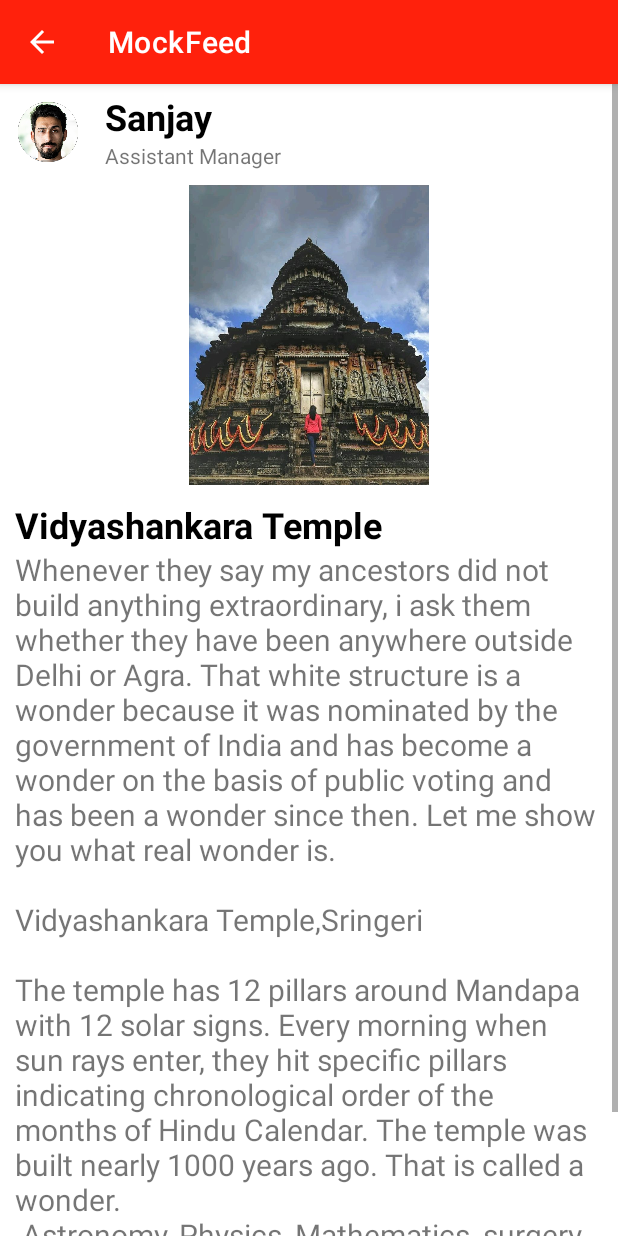
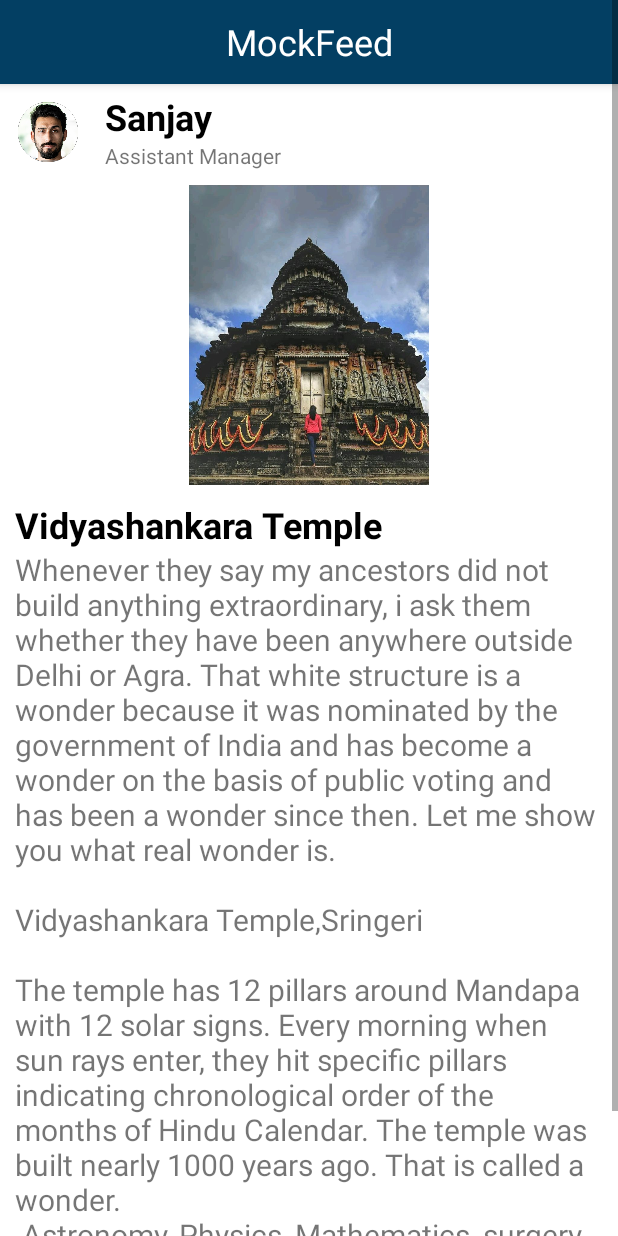
Before and after one commit to GammaBurst101/MockFeed, an Android app: the PostActivity screen opened directly, with no data from a screen before it, on a phone screen of 412 x 824 dp. Run offline under Robolectric (Android 15) with nearby library versions, the phone set to English and light mode, and no system bars.

Commit message:
Use toolbar as the default action bar

```diff
--- a/app/src/main/java/com/prasoon/mockfeed/MainActivity.java
+++ b/app/src/main/java/com/prasoon/mockfeed/MainActivity.java
@@ -7,6 +7,7 @@ import android.view.MenuItem;
 import androidx.annotation.NonNull;
 import androidx.appcompat.app.ActionBarDrawerToggle;
 import androidx.appcompat.app.AppCompatActivity;
+import androidx.appcompat.widget.Toolbar;
 import androidx.drawerlayout.widget.DrawerLayout;
 import androidx.recyclerview.widget.LinearLayoutManager;
 import androidx.recyclerview.widget.RecyclerView;
@@ -15,12 +16,20 @@ import java.util.Objects;
 
 public class MainActivity extends AppCompatActivity {
 
-    ActionBarDrawerToggle drawerToggle;
+    private ActionBarDrawerToggle drawerToggle;
 
     @Override
     protected void onCreate(Bundle savedInstanceState) {
         super.onCreate(savedInstanceState);
         setContentView(R.layout.activity_main);
+
+        Toolbar toolbar = findViewById(R.id.toolbar);
+
+        //Set toolbar as the action bar
+        setSupportActionBar(toolbar);
+
+        //Remove the default text because we'll be using a textview instead
+        Objects.requireNonNull(getSupportActionBar()).setDisplayShowTitleEnabled(false);
 
         //Implement the navigation drawer
         DrawerLayout drawerLayout = findViewById(R.id.drawer_layout);
--- a/app/src/main/java/com/prasoon/mockfeed/PostActivity.java
+++ b/app/src/main/java/com/prasoon/mockfeed/PostActivity.java
@@ -8,6 +8,8 @@ import android.os.Bundle;
 import android.widget.ImageView;
 import android.widget.TextView;
 
+import java.util.Objects;
+
 public class PostActivity extends AppCompatActivity {
 
     @Override
@@ -16,6 +18,12 @@ public class PostActivity extends AppCompatActivity {
         setContentView(R.layout.activity_post);
         Intent intent = getIntent();
         int position = intent.getIntExtra("position", 0);//Get the position of the post which was tapped
+
+        //Set toolbar as the action bar
+        setSupportActionBar(findViewById(R.id.toolbar));
+
+        // Remove the default text because we'll be using a textview instead
+        Objects.requireNonNull(getSupportActionBar()).setDisplayShowTitleEnabled(false);
 
         //Get the post's specific information to be displayed to the user
         ImageView profilePic = findViewById(R.id.profile_pic), postPic = findViewById(R.id.post_pic);
@@ -30,5 +38,13 @@ public class PostActivity extends AppCompatActivity {
         postPic.setImageDrawable(ResourcesCompat.getDrawable(getResources(), Adapter.postPics.getResourceId(position, 0), getTheme()));
         postTitle.setText(Adapter.postTitles[position]);
         postDesc.setText(postDescriptions[position]);
+
+        /*
+        Exclude the toolbar and the status bar from the enter transition of the post activity
+        This prevents them from 'blinking'/'flickering' when another activity is launched
+        * */
+        getWindow().getEnterTransition().excludeTarget(android.R.id.statusBarBackground, true);
+        getWindow().getEnterTransition().excludeTarget(R.id.customToolbar, true);
+
     }
 }
--- a/app/src/main/res/layout/activity_main.xml
+++ b/app/src/main/res/layout/activity_main.xml
@@ -11,6 +11,15 @@
         android:layout_width="match_parent"
         android:layout_height="match_parent">
 
+        <!-- Had to give id here so that when recyclerview would constraint its top to
+        the bottom of toolbar, it can ref this id.
+        For some reason, @+id/toolbar of @layout/toolbar.xml was not working, though it was
+        detecting it as a valid ID.
+        Also, if I don't constraint the RV, then it renders behind the toolbar as well -->
+        <include
+            android:id="@+id/customToolbar"
+            layout="@layout/toolbar" />
+
         <androidx.recyclerview.widget.RecyclerView
             android:id="@+id/recyclerview"
             android:layout_width="0dp"
@@ -18,7 +27,7 @@
             app:layout_constraintBottom_toBottomOf="parent"
             app:layout_constraintLeft_toLeftOf="parent"
             app:layout_constraintRight_toRightOf="parent"
-            app:layout_constraintTop_toTopOf="parent">
+            app:layout_constraintTop_toBottomOf="@+id/customToolbar">
 
         </androidx.recyclerview.widget.RecyclerView>
 
--- a/app/src/main/res/layout/activity_post.xml
+++ b/app/src/main/res/layout/activity_post.xml
@@ -1,20 +1,24 @@
 <?xml version="1.0" encoding="utf-8"?>
 <ScrollView xmlns:android="http://schemas.android.com/apk/res/android"
-    xmlns:tools="http://schemas.android.com/tools"
     android:layout_width="match_parent"
     android:layout_height="match_parent">
 
     <RelativeLayout
         android:layout_width="match_parent"
-        android:layout_height="wrap_content"
-        tools:context=".PostActivity">
+        android:layout_height="wrap_content">
+
+
+        <!-- Same reason as in activity_main.xml -->
+        <include
+            android:id="@+id/customToolbar"
+            layout="@layout/toolbar" />
 
         <ImageView
             android:id="@+id/profile_pic"
             android:layout_width="40dp"
             android:layout_height="40dp"
+            android:layout_below="@+id/customToolbar"
             android:layout_alignParentStart="true"
-            android:layout_alignParentTop="true"
             android:layout_marginStart="12dp"
             android:layout_marginTop="12dp"
             android:layout_marginEnd="8dp"
@@ -27,7 +31,7 @@
             android:id="@+id/user_name"
             android:layout_width="match_parent"
             android:layout_height="wrap_content"
-            android:layout_alignParentTop="true"
+            android:layout_below="@+id/customToolbar"
             android:layout_marginStart="10dp"
             android:layout_marginTop="5dp"
             android:layout_marginEnd="10dp"
@@ -83,4 +87,5 @@
 
 
     </RelativeLayout>
+
 </ScrollView>
--- /dev/null
+++ b/app/src/main/res/layout/toolbar.xml
@@ -0,0 +1,23 @@
+<?xml version="1.0" encoding="utf-8"?>
+<com.google.android.material.appbar.AppBarLayout xmlns:android="http://schemas.android.com/apk/res/android"
+    android:layout_width="match_parent"
+    android:layout_height="wrap_content">
+
+    <androidx.appcompat.widget.Toolbar
+        android:id="@+id/toolbar"
+        android:layout_width="match_parent"
+        android:layout_height="?attr/actionBarSize"
+        android:fitsSystemWindows="true">
+
+        <!-- TextView to display the app name -->
+        <TextView
+            android:layout_width="wrap_content"
+            android:layout_height="wrap_content"
+            android:layout_gravity="center"
+            android:text="@string/app_name"
+            android:textColor="@color/white"
+            android:textSize="24sp" />
+
+    </androidx.appcompat.widget.Toolbar>
+
+</com.google.android.material.appbar.AppBarLayout>
--- a/app/src/main/res/values-night/themes.xml
+++ b/app/src/main/res/values-night/themes.xml
@@ -2,15 +2,15 @@
     <!-- Base application theme. -->
     <style name="Theme.MockFeed" parent="Theme.MaterialComponents.DayNight.DarkActionBar">
         <!-- Primary brand color. -->
-        <item name="colorPrimary">@color/primary_200</item>
-        <item name="colorPrimaryVariant">@color/primary_700</item>
+        <item name="colorPrimary">@color/primary_light</item>
+        <item name="colorPrimaryVariant">@color/primary_dark</item>
         <item name="colorOnPrimary">@color/black</item>
         <!-- Secondary brand color. -->
         <item name="colorSecondary">@color/teal_200</item>
         <item name="colorSecondaryVariant">@color/teal_200</item>
         <item name="colorOnSecondary">@color/black</item>
         <!-- Status bar color. -->
-        <item name="android:statusBarColor" >?attr/colorPrimaryVariant</item>
+        <item name="android:statusBarColor">?attr/colorPrimaryVariant</item>
         <!-- Customize your theme here. -->
     </style>
 </resources>
--- a/app/src/main/res/values/colors.xml
+++ b/app/src/main/res/values/colors.xml
@@ -5,7 +5,7 @@
     <color name="black">#FF000000</color>
     <color name="white">#FFFFFFFF</color>
 
-    <color name="primary_200">#fa928d</color>
-    <color name="primary_500">#ff210c</color>
-    <color name="primary_700">#df000c</color>
+    <color name="primary_light">#04588a</color>
+    <color name="primary">#033f63</color>
+    <color name="primary_dark">#023859</color>
 </resources>
--- a/app/src/main/res/values/themes.xml
+++ b/app/src/main/res/values/themes.xml
@@ -1,19 +1,26 @@
 <resources>
     <!-- Base application theme. -->
-    <style name="Theme.MockFeed" parent="Theme.MaterialComponents.DayNight.DarkActionBar">
+    <style name="Theme.MockFeed" parent="Theme.MaterialComponents.DayNight.NoActionBar">
         <!-- Primary brand color. -->
-        <item name="colorPrimary">@color/primary_500</item>
-        <item name="colorPrimaryVariant">@color/primary_700</item>
+        <item name="colorPrimary">@color/primary</item>
+        <item name="colorPrimaryVariant">@color/primary_dark</item>
         <item name="colorOnPrimary">@color/white</item>
         <!-- Secondary brand color. -->
         <item name="colorSecondary">@color/teal_200</item>
         <item name="colorSecondaryVariant">@color/teal_700</item>
         <item name="colorOnSecondary">@color/black</item>
         <!-- Status bar color. -->
-        <item name="android:statusBarColor" >?attr/colorPrimaryVariant</item>
+        <item name="android:statusBarColor">?attr/colorPrimaryVariant</item>
         <!-- Customize your theme here. -->
+        <item name="drawerArrowStyle">@style/DrawerToggleStyle</item>
 
         <!-- For animating activity transitions -->
         <item name="android:windowContentTransitions">true</item>
     </style>
+
+    <!-- A custom style for the navigation drawer's toggle button i.e. the hamburger icon-->
+    <style name="DrawerToggleStyle" parent="@style/Widget.AppCompat.DrawerArrowToggle">
+        <item name="spinBars">true</item>
+        <item name="color">@color/white</item>
+    </style>
 </resources>
```
